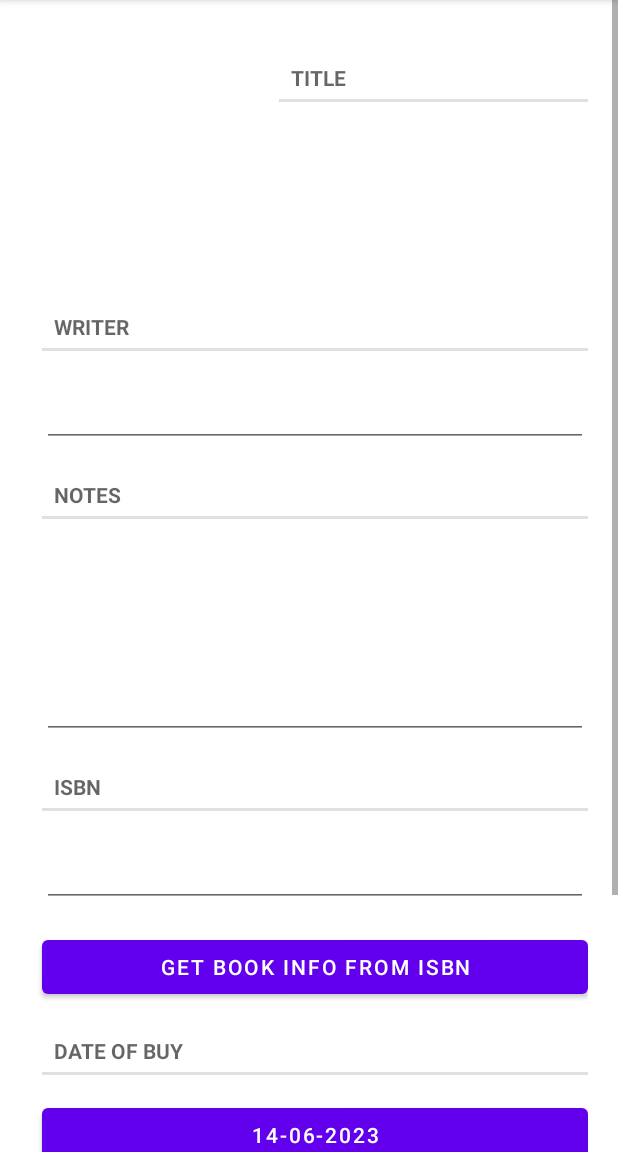
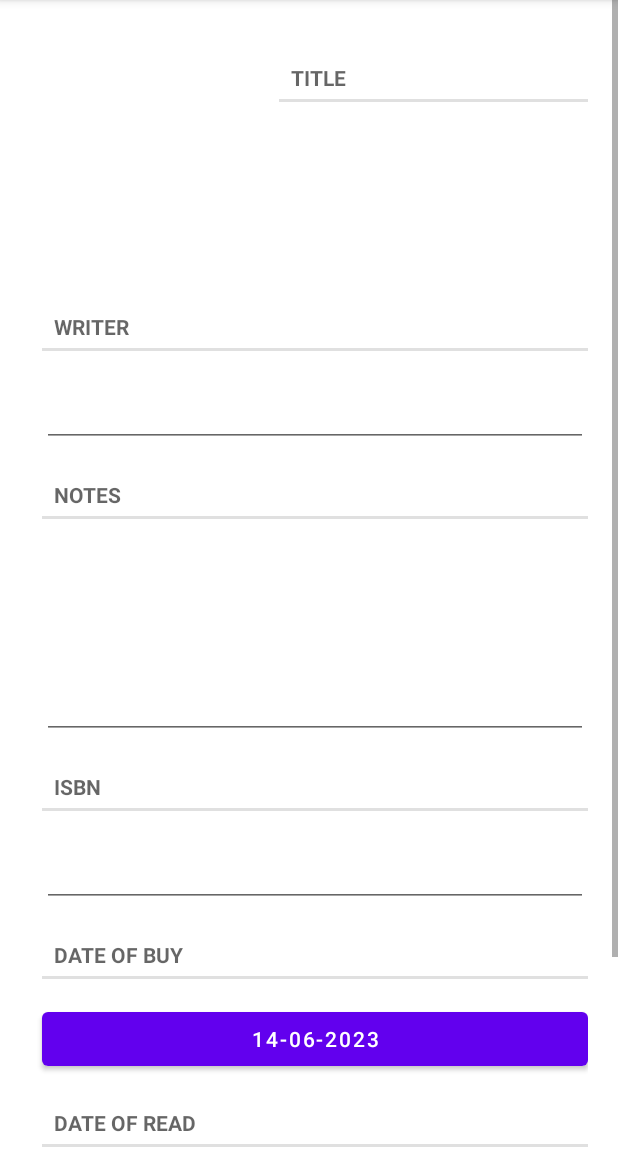
Before and after one commit to niobek/BookCatalog, an Android app: the BookFragment screen opened through its navigation route, on a phone screen of 412 x 824 dp, the part 84-1236 px from its top. Run offline under Robolectric (Android 15) with nearby library versions, the light colour scheme and no system bars; our stand-ins replace Dagger/Hilt's generated code, Room's generated code, data binding, navigation-ui; pictures from the network do not load; 4 statements that could not run were skipped.

Commit message:
the way of adding a new book was clarified

```diff
--- a/BookLibrary/app/src/main/java/com/montismobile/booklibrary/bookdetail/BookFragment.kt
+++ b/BookLibrary/app/src/main/java/com/montismobile/booklibrary/bookdetail/BookFragment.kt
@@ -112,14 +112,7 @@ class BookFragment : Fragment() {
             }
 
         }
-        binding.getIsbnButton.setOnClickListener {
-            this.findNavController().navigate(R.id.action_bookFragment_to_getISBNFragment)
-        }
 
-        if(bookId.isNotEmpty() || bookISBNNumber.isNotEmpty())
-        {
-            disableGetInfoFromServer()
-        }
     }
 
     override fun onViewCreated(view: View, savedInstanceState: Bundle?) {
@@ -175,10 +168,6 @@ class BookFragment : Fragment() {
 
         })
 
-    }
-
-    private fun disableGetInfoFromServer() {
-        binding.getIsbnButton.isEnabled = false
     }
 
     override fun onStart() {
--- a/BookLibrary/app/src/main/res/layout/fragment_book.xml
+++ b/BookLibrary/app/src/main/res/layout/fragment_book.xml
@@ -58,6 +58,8 @@
                 android:layout_marginTop="16dp"
                 android:minHeight="48dp"
                 android:text="@{viewModel.bookLiveData.title}"
+                android:minLines="2"
+                android:maxLines="3"
                 app:layout_constraintEnd_toEndOf="parent"
                 app:layout_constraintStart_toEndOf="@id/book_photo"
                 app:layout_constraintTop_toBottomOf="@+id/textViewTitleLabel" />
@@ -151,18 +153,6 @@
                 app:layout_constraintTop_toBottomOf="@id/textViewISBNLabel"
                 app:layout_constraintVertical_bias="0.0" />
 
-            <Button
-                android:id="@+id/get_isbn_button"
-                android:layout_width="0dp"
-                android:layout_height="wrap_content"
-                android:layout_marginTop="16dp"
-                android:text="@string/get_ISBN"
-                app:layout_constraintBottom_toBottomOf="parent"
-                app:layout_constraintEnd_toEndOf="parent"
-                app:layout_constraintStart_toStartOf="@id/book_isbn_edittext"
-                app:layout_constraintTop_toBottomOf="@id/book_isbn_edittext"
-                app:layout_constraintVertical_bias="0.0" />
-
             <TextView
                 android:id="@+id/textViewDateOfBuyLabel"
                 style="?android:listSeparatorTextViewStyle"
@@ -173,8 +163,8 @@
                 android:textStyle="bold"
                 app:layout_constraintBottom_toBottomOf="parent"
                 app:layout_constraintEnd_toEndOf="parent"
-                app:layout_constraintStart_toStartOf="@id/get_isbn_button"
-                app:layout_constraintTop_toBottomOf="@id/get_isbn_button"
+                app:layout_constraintStart_toStartOf="@id/book_isbn_edittext"
+                app:layout_constraintTop_toBottomOf="@id/book_isbn_edittext"
                 app:layout_constraintVertical_bias="0.0" />
 
             <Button
--- a/BookLibrary/app/src/main/res/menu/book_list_menu.xml
+++ b/BookLibrary/app/src/main/res/menu/book_list_menu.xml
@@ -5,11 +5,6 @@
         android:id="@+id/home_page"
         android:icon="@drawable/ic_baseline_home_24"
         android:title="@string/home_page"
-        app:showAsAction="ifRoom|withText"/>
-    <item
-        android:id="@+id/new_book"
-        android:icon="@drawable/ic_menu_add"
-        android:title ="@string/new_book"
         app:showAsAction="ifRoom|withText"/>
     <item
         android:id="@+id/search_book"
--- a/BookLibrary/app/src/main/res/navigation/navigation.xml
+++ b/BookLibrary/app/src/main/res/navigation/navigation.xml
@@ -1,6 +1,7 @@
 <?xml version="1.0" encoding="utf-8"?>
 <navigation xmlns:android="http://schemas.android.com/apk/res/android"
     xmlns:app="http://schemas.android.com/apk/res-auto"
+    xmlns:tools="http://schemas.android.com/tools"
     android:id="@+id/navigation"
     app:startDestination="@id/bookListFragment">
 
@@ -33,6 +34,9 @@
             android:name="title"
             app:argType="string"
             android:defaultValue=""/>
+        <action
+            android:id="@+id/action_bookListFragment_to_addBookFragment"
+            app:destination="@id/addBookFragment" />
     </fragment>
     <fragment
         android:id="@+id/bookFragment"
@@ -113,4 +117,16 @@
             app:popUpTo="@id/bookListFragment"
             app:popUpToInclusive="false" />
     </fragment>
+    <fragment
+        android:id="@+id/addBookFragment"
+        android:name="com.montismobile.booklibrary.bookdetail.AddBookFragment"
+        android:label="fragment_add_book"
+        tools:layout="@layout/fragment_add_book" >
+        <action
+            android:id="@+id/action_addBookFragment_to_getISBNFragment"
+            app:destination="@id/getISBNFragment" />
+        <action
+            android:id="@+id/action_addBookFragment_to_bookFragment"
+            app:destination="@id/bookFragment" />
+    </fragment>
 </navigation>
--- a/BookLibrary/app/src/main/res/values/strings.xml
+++ b/BookLibrary/app/src/main/res/values/strings.xml
@@ -52,4 +52,10 @@
     <string name="waitForLoading">Please wait for loading.</string>
     <string name="book_date_of_read_label">DATE OF READ</string>
     <string name="home_page">Home Page</string>
+    <!-- TODO: Remove or change this placeholder text -->
+    <string name="hello_blank_fragment">Hello blank fragment</string>
+    <string name="add_book_with_isbn_picture">ADD A Book WITH ISBN PICTURE</string>
+    <string name="add_book_manually">ADD A BOOK MANUALLY</string>
+    <string name="book_adding_type_question">How will you add a book to the your book list?</string>
+    <string name="add_new_book">New Book</string>
 </resources>
```
Also changed, not shown: BookLibrary/app/src/main/java/com/montismobile/booklibrary/bookdetail/AddBookFragment.kt (added, +46 -0 lines), BookLibrary/app/src/main/java/com/montismobile/booklibrary/catalog/BookListFragment.kt (+4 -8 lines), BookLibrary/app/src/main/res/layout/fragment_add_book.xml (added, +32 -0 lines), BookLibrary/app/src/main/res/layout/fragment_book_list.xml (+22 -2 lines), BookLibrary/app/src/main/ic_launcher-playstore.png, 1 other file.
